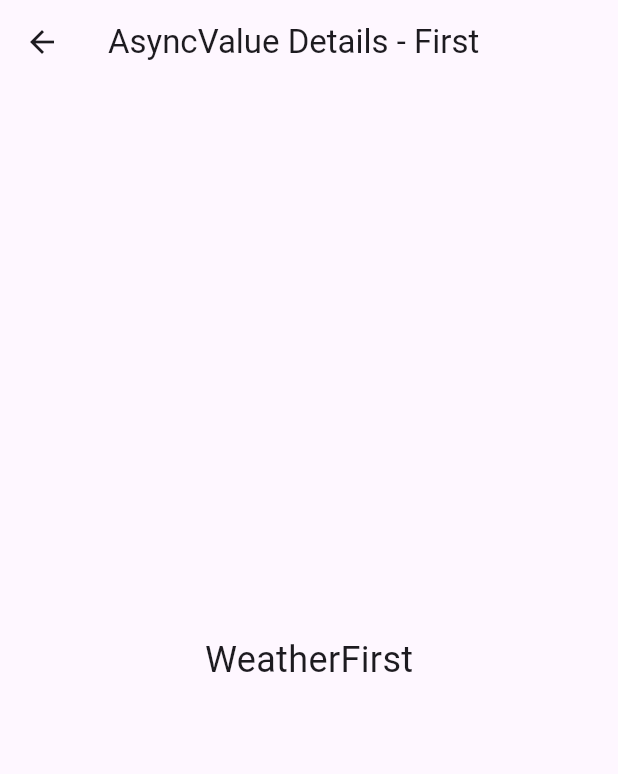
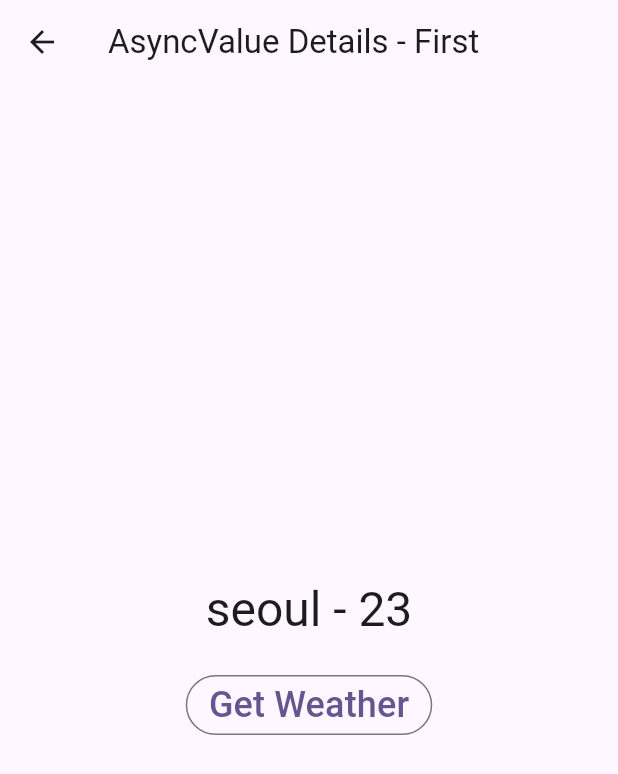
Before and after one commit to heavyfran/asyncvalue_details, a Flutter app: the WeatherFirstPage screen opened directly, on a phone screen of 412 x 824 dp. Shown: the top 774 px of the screen. Run offline on Flutter 3.47's test engine with Material 2 defaults, Android fonts, the phone set to English and light mode, and no system bars; our stand-ins replace flutter_riverpod, riverpod_annotation; generated files the repository leaves out were written again.

Commit message:
weatherFirstProvider, WeatherFirstPage

```diff
--- a/lib/pages/weather_first/weather_first_page.dart
+++ b/lib/pages/weather_first/weather_first_page.dart
@@ -1,18 +1,111 @@
 import 'package:flutter/material.dart';
 import 'package:flutter_riverpod/flutter_riverpod.dart';
+
+import '../../extensions/async_value_xx.dart';
+import '../../models/cities.dart';
+import 'weather_first_provider.dart';
+
+int _selectedCityIndex = 1;
 
 class WeatherFirstPage extends ConsumerWidget {
   const WeatherFirstPage({super.key});
 
   @override
   Widget build(BuildContext context, WidgetRef ref) {
+    ref.listen<AsyncValue<String>>(
+      weatherFirstProvider,
+      (previous, next) {
+        if (next.hasError && !next.isLoading) {
+          showDialog(
+            context: context,
+            builder: (context) {
+              return AlertDialog(
+                content: Text(next.error.toString()),
+              );
+            },
+          );
+        }
+      },
+    );
+
+    final weather = ref.watch(weatherFirstProvider);
+
+    print(weather.toStr);
+    print(weather.props);
+
+    try {
+      print('value: ${weather.value}');
+    } catch (e) {
+      print(e.toString());
+    }
+
+    print('valueOrNull: ${weather.valueOrNull}');
+
+    try {
+      print('requireValue: ${weather.requireValue}');
+    } on StateError {
+      print('StateError');
+    } catch (e) {
+      print(e.toString());
+    }
+
+    print('===========');
+
     return Scaffold(
       appBar: AppBar(
         title: const Text('AsyncValue Details - First'),
       ),
-      body: const Center(
-        child: Text('WeatherFirst'),
+      body: Center(
+        child: weather.when(
+          skipError: true,
+          data: (temp) {
+            return Column(
+              mainAxisAlignment: MainAxisAlignment.center,
+              children: [
+                Text(
+                  temp,
+                  style: Theme.of(context).textTheme.headlineLarge,
+                ),
+                const SizedBox(height: 20),
+                const GetWeatherButton(),
+              ],
+            );
+          },
+          error: (e, st) {
+            return Column(
+              mainAxisAlignment: MainAxisAlignment.center,
+              children: [
+                Text(
+                  e.toString(),
+                  style: const TextStyle(color: Colors.red),
+                  textAlign: TextAlign.center,
+                ),
+                const SizedBox(height: 20),
+                const GetWeatherButton(),
+              ],
+            );
+          },
+          loading: () => const CircularProgressIndicator(),
+        ),
       ),
     );
   }
 }
+
+class GetWeatherButton extends ConsumerWidget {
+  const GetWeatherButton({super.key});
+
+  @override
+  Widget build(BuildContext context, WidgetRef ref) {
+    return OutlinedButton(
+      onPressed: () {
+        final cityIndex = _selectedCityIndex % 4;
+        final city = Cities.values[cityIndex];
+
+        _selectedCityIndex++;
+        ref.read(weatherFirstProvider.notifier).getTemperature(city);
+      },
+      child: const Text('Get Weather'),
+    );
+  }
+}
```
Also changed, not shown: lib/pages/weather_first/weather_first_provider.dart (+34 -0 lines), lib/pages/weather_first/weather_first_provider.g.dart (added).
